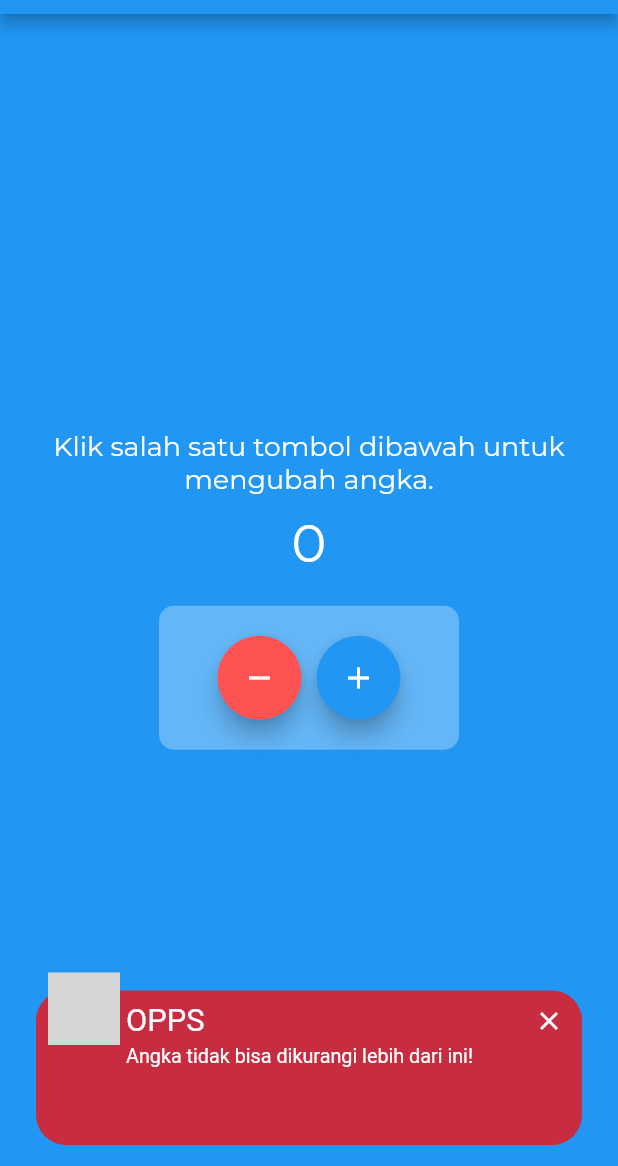
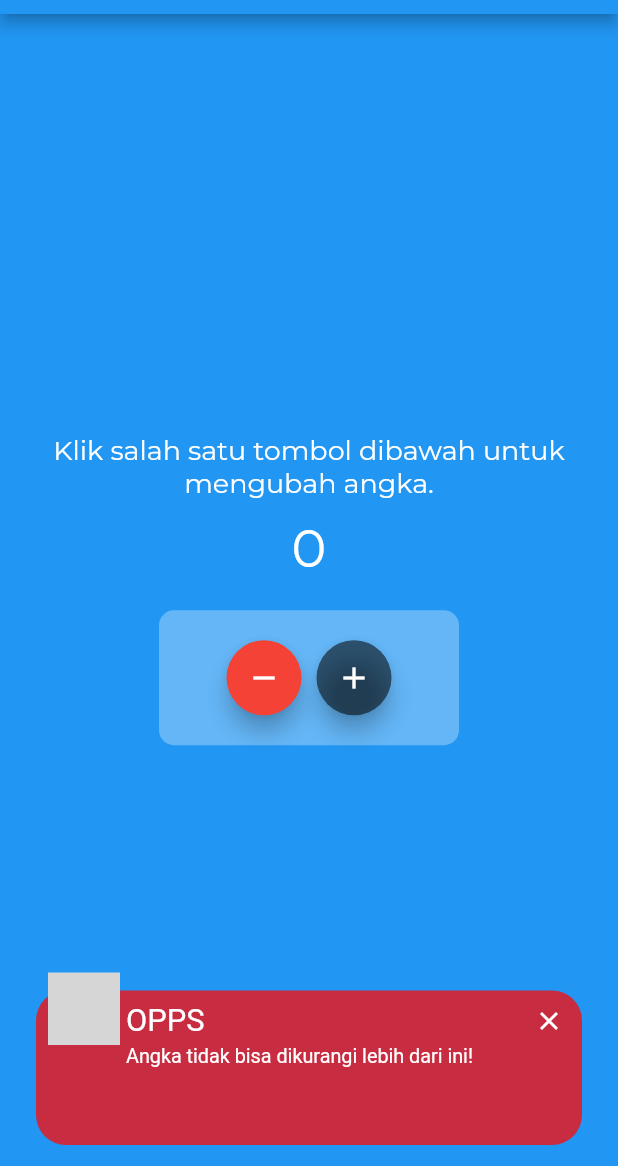
Before and after one commit to MuhammadFarhan200/belajar-flutter-new, a Flutter app: the screen it shows after launch, after a tap on the "remove" icon, on a phone screen of 412 x 824 dp, the part 70-1236 px from its top. Run offline on Flutter 3.47's test engine with Material 2 defaults, Android fonts, the phone set to English and light mode, and no system bars; drawn by our look-alikes of awesome_snackbar_content; our stand-ins replace google_fonts; project files that could hold a hidden picture were left out; grey boxes are pictures that could not be loaded.

Commit message:
Latihan Counter

```diff
--- a/lib/latihanCounter.dart
+++ b/lib/latihanCounter.dart
@@ -64,11 +64,14 @@ class _LatihanCounterState extends State<LatihanCounter> {
                   children: [
                     Container(
                       margin: EdgeInsets.only(bottom: 20, right: 5),
+                      child: SizedBox(
+                        width: 50,
+                        height: 50,
                         child: FloatingActionButton(
-                        backgroundColor: Colors.redAccent,
+                          backgroundColor: Colors.red,
                           onPressed: () {
                             if (_counter < 1) {
-                            showSnackBar();
+                              showSnackBar('Angka tidak bisa dikurangi lebih dari ini!');
                             } else {
                               _decrementCounter();
                             }
@@ -77,12 +80,18 @@ class _LatihanCounterState extends State<LatihanCounter> {
                           child: const Icon(Icons.remove),
                         ),
                       ),
+                    ),
                     Container(
                       margin: EdgeInsets.only(bottom: 20, left: 5),
+                      child: SizedBox(
+                        width: 50,
+                        height: 50,
                         child: FloatingActionButton(
+                          backgroundColor: Colors.black54,
                           onPressed: _incrementCounter,
                           tooltip: 'Increment',
                           child: const Icon(Icons.add),
+                        ),
                       ),
                     ),
                   ],
@@ -95,13 +104,13 @@ class _LatihanCounterState extends State<LatihanCounter> {
     );
   }
 
-  showSnackBar() {
+  showSnackBar(text) {
     var snackBar = SnackBar(
       elevation: 0,
       backgroundColor: Colors.transparent,
       content: AwesomeSnackbarContent(
         title: 'OPPS',
-        message: 'Angka tidak bisa dikurangi lebih dari ini!',
+        message: text,
         contentType: ContentType.failure,
       ),
     );
--- a/lib/stack2.dart
+++ b/lib/stack2.dart
@@ -57,7 +57,7 @@ class _ContohStackState extends State<ContohStack> {
                       borderRadius: BorderRadius.circular(5),
                     ),
                     child: Text(
-                      'Hello, Morning!',
+                      'Hello, where are you?',
                       style: TextStyle(color: Colors.white, fontSize: 18),
                     ),
                   ),
```
Lines whose indentation alone changed are shown as unchanged.
